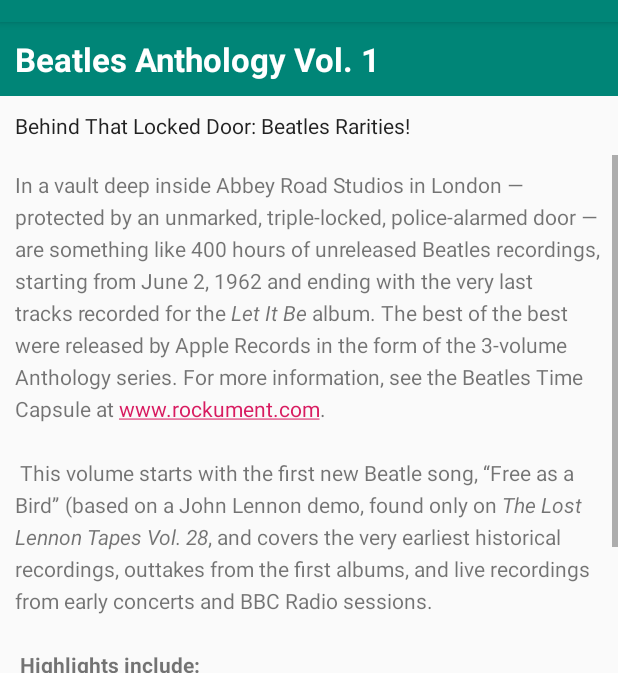
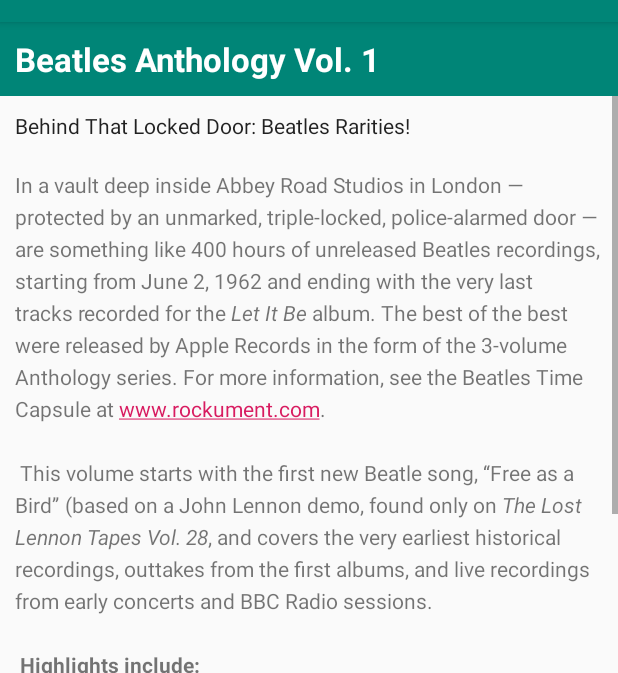
Before and after one commit to frankehlers/google-codelabs, an Android app: the first screen one second after launch (MainActivity), on a phone screen of 412 x 824 dp, the part 62-735 px from its top. Run offline under Robolectric (Android 15) with nearby library versions, the phone set to English and light mode, and no system bars.

Commit message:
moved subtitle into scrollview and added button at the end of the scrollview

```diff
--- a/ScrollingText/app/src/main/res/layout/activity_main.xml
+++ b/ScrollingText/app/src/main/res/layout/activity_main.xml
@@ -17,20 +17,27 @@
         android:textColor="@android:color/white"
         android:textStyle="bold" />
 
-    <TextView
-        android:id="@+id/article_subheading"
-        android:layout_width="match_parent"
-        android:layout_height="wrap_content"
-        android:layout_below="@id/article_heading"
-        android:padding="@dimen/padding_regular"
-        android:text="@string/article_subtitle"
-        android:textAppearance="@android:style/TextAppearance.DeviceDefault" />
 
 
     <ScrollView
         android:layout_width="wrap_content"
         android:layout_height="wrap_content"
-        android:layout_below="@id/article_subheading">
+        android:layout_below="@id/article_heading">
+
+
+        <LinearLayout
+            android:layout_width="match_parent"
+            android:layout_height="wrap_content"
+            android:orientation="vertical">
+
+
+            <TextView
+                android:id="@+id/article_subheading"
+                android:layout_width="match_parent"
+                android:layout_height="wrap_content"
+                android:padding="@dimen/padding_regular"
+                android:text="@string/article_subtitle"
+                android:textAppearance="@android:style/TextAppearance.DeviceDefault" />
 
             <TextView
                 android:id="@+id/article"
@@ -40,5 +47,13 @@
                 android:lineSpacingExtra="@dimen/line_spacing_extra"
                 android:padding="@dimen/padding_regular"
                 android:text="@string/article_text" />
+
+            <Button
+                android:layout_width="wrap_content"
+                android:layout_height="wrap_content"
+                android:id="@+id/button_add_comment"
+                android:text="@string/add_comment" />
+
+        </LinearLayout>
     </ScrollView>
 </RelativeLayout>
--- a/ScrollingText/app/src/main/res/values/strings.xml
+++ b/ScrollingText/app/src/main/res/values/strings.xml
@@ -39,4 +39,5 @@
 \n\n
 <b><i>One After 909</i></b> — A song recorded for the <i>Let It Be</i> album was actually worked on way back in the beginning, six years earlier. This take shows how they did it much more slowly, with an R&amp;B feel to it.
 </string>
+    <string name="add_comment">add comment</string>
 </resources>
```
Lines whose indentation alone changed are shown as unchanged.
